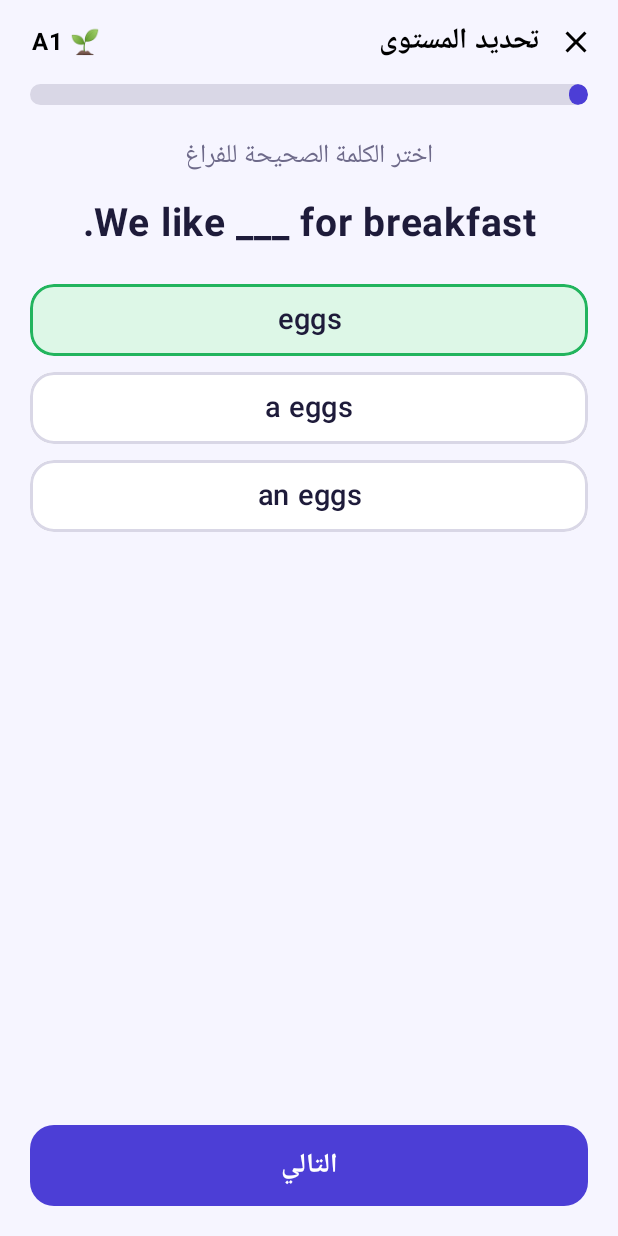
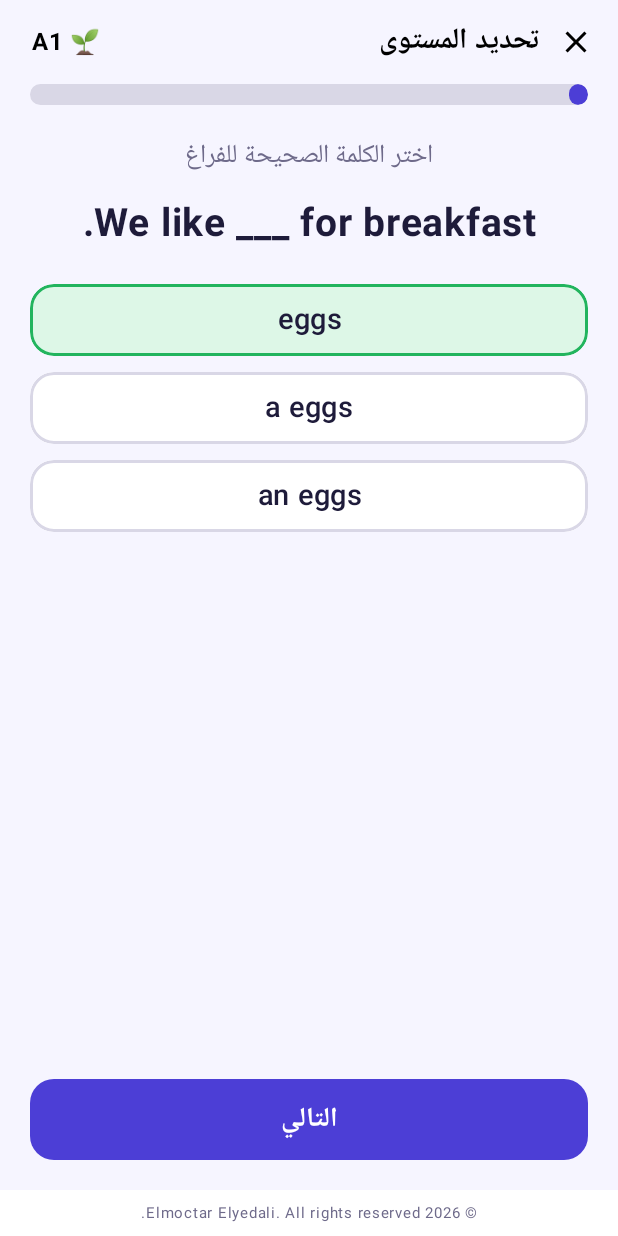
Before and after one commit to devyedali-source/english-steps, an Android app built with Jetpack Compose: the screen it shows after launch (MainActivity), after a tap on "eggs", on a phone screen of 412 x 824 dp. Run offline under Robolectric (Android 15) with nearby library versions, the phone set to English and light mode, and no system bars; 2 other taps on this screen came first.

Commit message:
حقوق الملكية بالإنجليزية أسفل كل الواجهات
Co-Authored-By: Claude Opus 5.5 <noreply@anthropic.com>
Claude-Session: https://claude.ai/code/session_019UrDK7b5jEDcnaWP9UML1A

```diff
--- a/app/src/main/java/com/elyedali/englishsteps/MainActivity.kt
+++ b/app/src/main/java/com/elyedali/englishsteps/MainActivity.kt
@@ -9,6 +9,11 @@ import androidx.activity.compose.setContent
 import androidx.activity.enableEdgeToEdge
 import androidx.compose.foundation.background
 import androidx.compose.foundation.layout.Box
+import androidx.compose.ui.unit.sp
+import androidx.compose.ui.text.style.TextAlign
+import androidx.compose.ui.graphics.Color
+import androidx.compose.foundation.layout.padding
+import androidx.compose.foundation.layout.Column
 import androidx.compose.foundation.layout.Spacer
 import androidx.compose.foundation.layout.fillMaxSize
 import androidx.compose.foundation.layout.fillMaxWidth
@@ -90,8 +95,18 @@ class MainActivity : ComponentActivity() {
         setContent {
             ThemeWrap {
                 CompositionLocalProvider(LocalLayoutDirection provides if (I18n.isRtl) LayoutDirection.Rtl else LayoutDirection.Ltr) {
-                    Box(Modifier.fillMaxSize().background(Palette.Background).systemBarsPadding()) {
-                        AppNav(start)
+                    Column(Modifier.fillMaxSize().background(Palette.Background).systemBarsPadding()) {
+                        Box(Modifier.weight(1f).fillMaxWidth()) {
+                            AppNav(start)
+                        }
+                        // حقوق الملكية تظهر أسفل كل الواجهات
+                        Text(
+                            "© 2026 Elmoctar Elyedali. All rights reserved.",
+                            modifier = Modifier.fillMaxWidth().background(Color.White).padding(vertical = 3.dp),
+                            textAlign = TextAlign.Center,
+                            fontSize = 10.sp,
+                            color = Palette.Muted,
+                        )
                     }
                 }
             }
```
